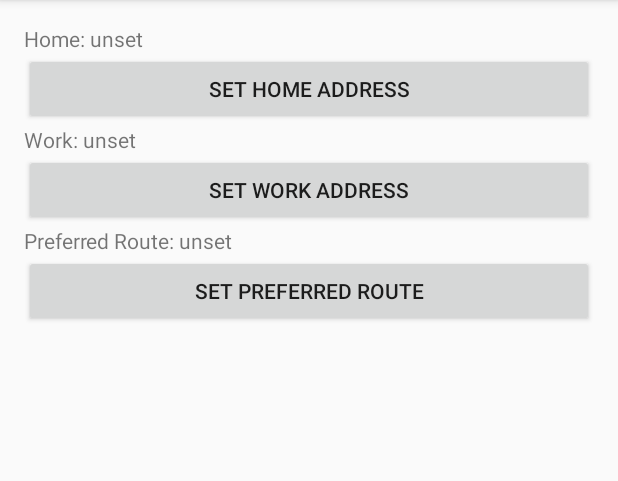
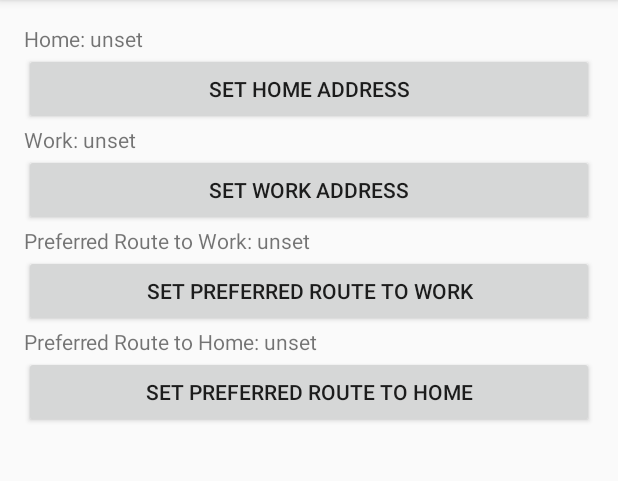
Before and after one commit to Jaberer/OpenTraffic, an Android app: the screen it shows after launch (MainActivity), on a phone screen of 412 x 824 dp, the part 84-565 px from its top. Run offline under Robolectric (Android 15) with nearby library versions, the phone set to English and light mode, and no system bars.

Commit message:
preferred route both ways

```diff
--- a/SecondRoute/app/src/main/java/rsjz/com/secondroute/MainActivity.java
+++ b/SecondRoute/app/src/main/java/rsjz/com/secondroute/MainActivity.java
@@ -43,10 +43,18 @@ public class MainActivity extends Activity {
             @Override
             public void onClick(View view) {
                 Intent i = new Intent(MainActivity.this, ChoosePreferredRouteActivity.class);
+                i.putExtra("home", false);
                 startActivity(i);
             }
         });
-
+        findViewById(R.id.set_preferred_route_home).setOnClickListener(new View.OnClickListener() {
+            @Override
+            public void onClick(View view) {
+                Intent i = new Intent(MainActivity.this, ChoosePreferredRouteActivity.class);
+                i.putExtra("home", true);
+                startActivity(i);
+            }
+        });
 
     }
 
@@ -56,7 +64,8 @@ public class MainActivity extends Activity {
         final SharedPreferences prefs = PreferenceManager.getDefaultSharedPreferences(this);
         ((TextView)findViewById(R.id.home_address)).setText("Home: " + prefs.getString("home_address", "unset"));
         ((TextView)findViewById(R.id.work_address)).setText("Work: " + prefs.getString("work_address", "unset"));
-        ((TextView)findViewById(R.id.preferred_route)).setText("Preferred Route: " + prefs.getString("preferredRoute", "unset"));
+        ((TextView)findViewById(R.id.preferred_route)).setText("Preferred Route to Work: " + prefs.getString("preferredRouteWork", "unset"));
+        ((TextView)findViewById(R.id.preferred_route_home)).setText("Preferred Route to Home: " + prefs.getString("preferredRouteHome", "unset"));
 
 /*
        final Handler handler = new Handler(new Handler.Callback() {
--- a/SecondRoute/app/src/main/res/layout/activity_main.xml
+++ b/SecondRoute/app/src/main/res/layout/activity_main.xml
@@ -1,4 +1,4 @@
-<LinearLayout xmlns:android="http://schemas.android.com/apk/res/android"
+<ScrollView xmlns:android="http://schemas.android.com/apk/res/android"
     xmlns:tools="http://schemas.android.com/tools"
     android:layout_width="match_parent"
     android:layout_height="match_parent"
@@ -6,8 +6,12 @@
     android:paddingRight="@dimen/activity_horizontal_margin"
     android:paddingTop="@dimen/activity_vertical_margin"
     android:paddingBottom="@dimen/activity_vertical_margin"
-    android:orientation="vertical"
+
     tools:context=".MainActivity">
+        <LinearLayout
+        android:layout_width="match_parent"
+        android:layout_height="wrap_content"
+            android:orientation="vertical">
 
             <TextView
                 android:layout_width="wrap_content"
@@ -34,10 +38,21 @@
                 android:layout_width="wrap_content"
                 android:layout_height="wrap_content"
                 android:id="@+id/preferred_route"
-        android:text="Preferred Route: "/>
+                android:text="Preferred Route to Work: "/>
             <Button
                 android:layout_width="match_parent"
                 android:id="@+id/set_preferred_route"
-        android:text="Set Preferred Route"
+                android:text="Set Preferred Route to Work"
+                android:layout_height="wrap_content" />
+            <TextView
+                android:layout_width="wrap_content"
+                android:layout_height="wrap_content"
+                android:id="@+id/preferred_route_home"
+                android:text="Preferred Route to Home: "/>
+            <Button
+                android:layout_width="match_parent"
+                android:id="@+id/set_preferred_route_home"
+                android:text="Set Preferred Route to Home"
                 android:layout_height="wrap_content" />
         </LinearLayout>
+</ScrollView>
```
Also changed, not shown: SecondRoute/app/src/main/java/rsjz/com/secondroute/BingMapsAPI.java (+10 -5 lines), SecondRoute/app/src/main/java/rsjz/com/secondroute/ChoosePreferredRouteActivity.java (+12 -2 lines). Lines whose indentation alone changed are shown as unchanged.
